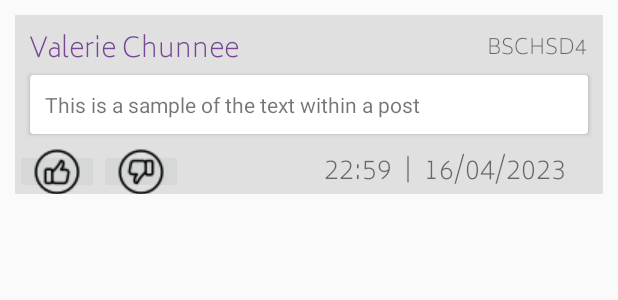
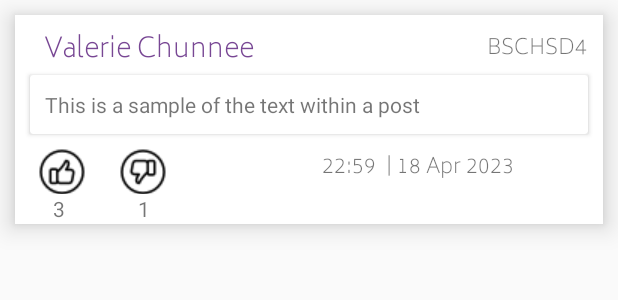
Before and after one commit to ElizabethHauroo/MyNCI, an Android app: the layout post_item.xml on its own in the app's theme, with its tools: preview values and no code run, on a phone screen of 412 x 824 dp. Shown: the top 300 px of the screen. Run offline under Robolectric (Android 15) with nearby library versions, the light colour scheme and no system bars.

Commit message:
nciFeed working

```diff
--- a/app/src/main/res/layout/post_item.xml
+++ b/app/src/main/res/layout/post_item.xml
@@ -3,7 +3,9 @@
     android:layout_width="match_parent"
     android:layout_height="wrap_content"
     android:layout_margin="10dp"
-    android:background="@color/platinum_grey">
+    android:background="@color/white"
+    android:elevation="10dp"
+    >
 
     <LinearLayout
         android:id="@+id/rel_post_header"
@@ -19,7 +21,7 @@
             android:textColor="@color/royal_purple"
             android:fontFamily="@font/biryani_extralight"
             android:paddingTop="8dp"
-            android:layout_marginLeft="5dp"
+            android:layout_marginLeft="15dp"
             android:layout_marginRight="5dp"
             android:text=" Valerie Chunnee"/>
 
@@ -65,12 +67,19 @@
             android:id="@+id/post_like_btn"
             android:layout_width="wrap_content"
             android:layout_height="wrap_content"
-            android:src="@drawable/post_like"/>
+            android:layout_marginLeft="15dp"
+            android:layout_marginRight="10dp"
+            android:src="@drawable/post_like"
+            android:background="@android:color/transparent" />
+
         <ImageButton
             android:id="@+id/post_dislike_btn"
             android:layout_width="wrap_content"
             android:layout_height="wrap_content"
-            android:src="@drawable/post_dislike"/>
+            android:src="@drawable/post_dislike"
+            android:layout_marginLeft="12dp"
+            android:layout_marginRight="10dp"
+            android:background="@android:color/transparent" />
         <LinearLayout
             android:layout_width="wrap_content"
             android:layout_height="match_parent"
@@ -80,11 +89,38 @@
                 android:id="@+id/post_date_time_textView"
                 android:layout_width="wrap_content"
                 android:layout_height="match_parent"
-                android:textSize="18sp"
+                android:gravity="right"
+                android:textSize="14sp"
                 android:fontFamily="@font/biryani_extralight"
-                android:text=" 22:59  |  16/04/2023"/>
+                android:text=" 22:59  | 18 Apr 2023"/>
 
         </LinearLayout>
+
+    </LinearLayout>
+    <LinearLayout
+        android:id="@+id/linear_likes"
+        android:layout_below="@id/rel_post_sub"
+        android:layout_width="match_parent"
+        android:layout_height="20dp"
+        android:orientation="horizontal">
+
+        <TextView
+            android:layout_width="55dp"
+            android:layout_height="match_parent"
+            android:layout_marginLeft="2dp"
+            android:layout_marginRight="2dp"
+            android:textAlignment="center"
+            android:gravity="center_horizontal"
+            android:text="3"/>
+
+        <TextView
+            android:layout_width="50dp"
+            android:layout_height="match_parent"
+            android:layout_marginLeft="2dp"
+            android:layout_marginRight="2dp"
+            android:textAlignment="center"
+            android:gravity="center_horizontal"
+            android:text="1"/>
 
     </LinearLayout>
 
```
Also changed, not shown: app/src/main/java/com/example/mynciapp/CourseActivity.java (+36 -1 lines), app/src/main/java/com/example/mynciapp/NCIActivity.java (+35 -0 lines), 1 other file.
